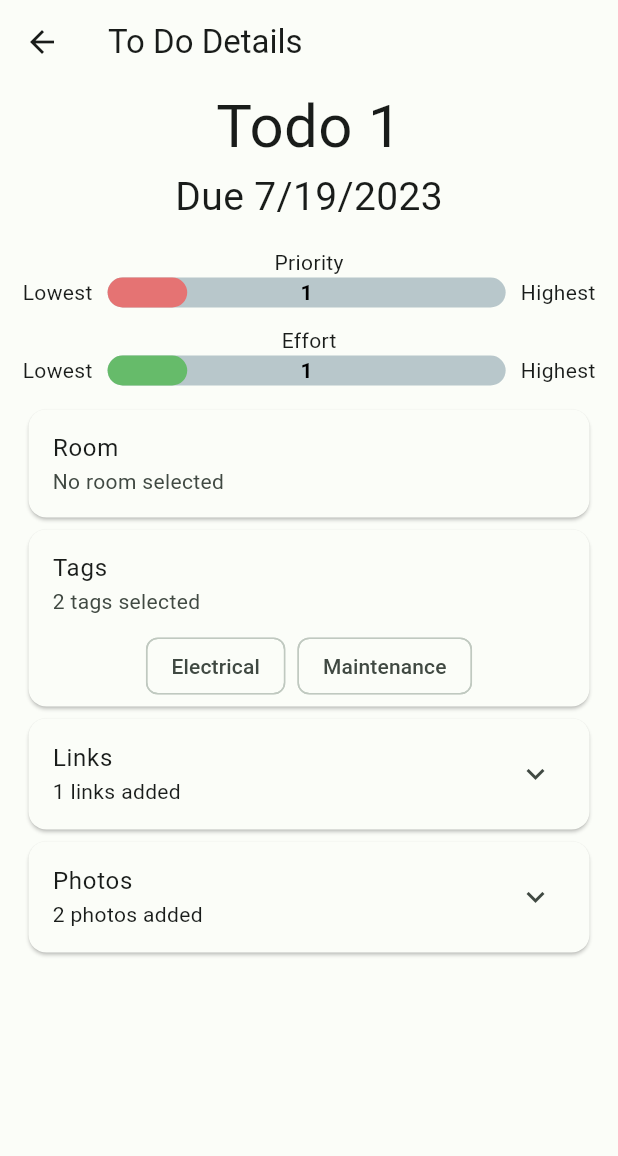
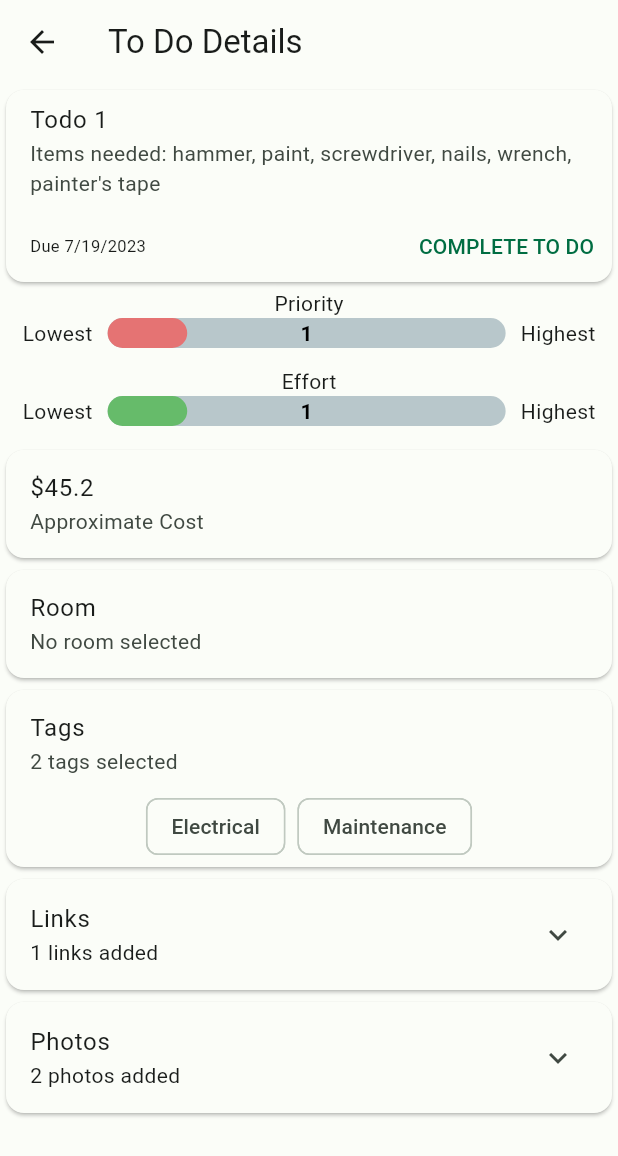
Before and after one commit to joshrap67/MuchToDo, a Flutter app: the screen it shows after launch, after a tap on "OPEN", on a phone screen of 412 x 824 dp. Shown: the top 1156 px of the screen. Run offline on Flutter 3.47's test engine with Material 2 defaults, Android fonts, the phone set to English and light mode, and no system bars; drawn by our look-alikes of auto_size_text, percent_indicator; our stand-ins replace currency_text_input_formatter, firebase_core, flutter_colorpicker, image_picker, photo_view, shared_preferences; accounts and stored records are empty; generated files the repository leaves out were written again.

Commit message:
Todo details work

```diff
--- a/much_todo/lib/src/createTodo/create_todo.dart
+++ b/much_todo/lib/src/createTodo/create_todo.dart
@@ -54,6 +54,8 @@ class _CreateTodoState extends State<CreateTodo> {
     _rooms.add(Room('B', 'Bathroom', []));
     _rooms.add(Room('C', 'Kitchen', []));
   }
+
+  // todo in demo show how you can create multiple todos in one form. so like if you wanted to paint house you could do a tag of Paint2023 and have it applied to 10 rooms
 
   @override
   Widget build(BuildContext context) {
--- a/much_todo/lib/src/todo_details/todo_details.dart
+++ b/much_todo/lib/src/todo_details/todo_details.dart
@@ -1,3 +1,4 @@
+import 'package:auto_size_text/auto_size_text.dart';
 import 'package:flutter/material.dart';
 import 'package:intl/intl.dart';
 import 'package:much_todo/src/domain/room.dart';
@@ -28,20 +29,42 @@ class _TodoDetailsState extends State<TodoDetails> {
       body: SingleChildScrollView(
         child: Column(
           children: [
-            Text(
-              widget.todo.name,
-              style: const TextStyle(fontSize: 40),
-            ),
-            Text(
-              getDueByDate(),
-              style: const TextStyle(fontSize: 26),
-            ),
-            Padding(
-              padding: const EdgeInsets.all(15.0),
+            Card(
               child: Column(
                 children: [
+                  ListTile(
+                    title: AutoSizeText(widget.todo.name),
+                    subtitle: widget.todo.note != null ? Text(widget.todo.note!) : null,
+                  ),
+                  Row(
+                    mainAxisAlignment: MainAxisAlignment.spaceBetween,
+                    children: <Widget>[
+                      Padding(
+                        padding: const EdgeInsets.fromLTRB(16.0, 0.0, 0.0, 0.0),
+                        child: widget.todo.completeBy != null
+                            ? Text(
+                                getDueByDate(),
+                                style: const TextStyle(fontSize: 11),
+                              )
+                            : const Text(''),
+                      ),
+                      TextButton(
+                        child: const Text('COMPLETE TO DO'),
+                        onPressed: () {
+                          /* ... */
+                        },
+                      ),
+                    ],
+                  ),
+                ],
+              ),
+            ),
+            Column(
+              children: [
                 const Text('Priority'),
-                  LinearPercentIndicator(
+                Padding(
+                  padding: const EdgeInsets.symmetric(horizontal: 15.0),
+                  child: LinearPercentIndicator(
                     lineHeight: 20.0,
                     leading: const Text("Lowest"),
                     trailing: const Text("Highest"),
@@ -54,11 +77,14 @@ class _TodoDetailsState extends State<TodoDetails> {
                     backgroundColor: const Color(0xffb8c7cb),
                     progressColor: Colors.red[300],
                   ),
+                ),
                 const Padding(
                   padding: EdgeInsets.fromLTRB(0, 12.0, 0, 0),
                   child: Text('Effort'),
                 ),
-                  LinearPercentIndicator(
+                Padding(
+                  padding: const EdgeInsets.symmetric(horizontal: 15.0),
+                  child: LinearPercentIndicator(
                     lineHeight: 20.0,
                     leading: const Text("Lowest"),
                     trailing: const Text("Highest"),
@@ -71,16 +97,22 @@ class _TodoDetailsState extends State<TodoDetails> {
                     backgroundColor: const Color(0xffb8c7cb),
                     progressColor: Colors.green[400],
                   ),
-                  Padding(
-                    padding: const EdgeInsets.fromLTRB(0, 12, 0, 0),
-                    child: RoomCardReadOnly(selectedRoom: getRoom()),
                 ),
+                const Padding(padding: EdgeInsets.fromLTRB(0, 12, 0, 0)),
+                if (widget.todo.approximateCost != null)
+                  Card(
+                    child: ListTile(
+                      title: Text('\$${widget.todo.approximateCost}'),
+                      subtitle: const Text('Approximate Cost'),
+                    ),
+                  ),
+                RoomCardReadOnly(selectedRoom: getRoom()),
                 if (widget.todo.tags.isNotEmpty) TagsCardReadOnly(tags: widget.todo.tags),
                 if (widget.todo.professionals.isNotEmpty) PeopleCardReadOnly(people: widget.todo.professionals),
+                // todo click on them needs to show info
                 if (widget.todo.links.isNotEmpty) LinksCardReadOnly(links: widget.todo.links),
                 if (widget.todo.pictures.isNotEmpty) PhotosCardReadOnly(photos: widget.todo.pictures),
               ],
-              ),
             )
           ],
         ),
--- a/much_todo/lib/src/todo_list/todo_list.dart
+++ b/much_todo/lib/src/todo_list/todo_list.dart
@@ -20,8 +20,21 @@ class _TodoListState extends State<TodoList> {
   void initState() {
     super.initState();
     for (var i = 0; i < 10; i++) {
-      _todos.add(Todo(const Uuid().v4(), 'Todo ${i + 1}', ['Electrical', 'Maintenance'], (i % 5) + 1, (i % 5) + 1, null, null,
-          null, ['https://experience.sap.com/wp-content/uploads/sites/58/2022/10/Sort-Filter-Overview-Form.png'], ['https://rb.gy/yk4ed', 'https://rb.gy/yk4ed'], [], false, false, DateTime.now()));
+      _todos.add(Todo(
+          const Uuid().v4(),
+          'Todo ${i + 1}',
+          ['Electrical', 'Maintenance'],
+          (i % 5) + 1,
+          (i % 5) + 1,
+          null,
+          45.2,
+          'Items needed: hammer, paint, screwdriver, nails, wrench, painter\'s tape',
+          ['https://experience.sap.com/wp-content/uploads/sites/58/2022/10/Sort-Filter-Overview-Form.png'],
+          ['https://upload.wikimedia.org/wikipedia/commons/0/0c/American_Shorthair.jpg', 'https://rb.gy/yk4ed'],
+          [],
+          false,
+          false,
+          DateTime.now()));
     }
   }
 
```
Lines whose indentation alone changed are shown as unchanged.
